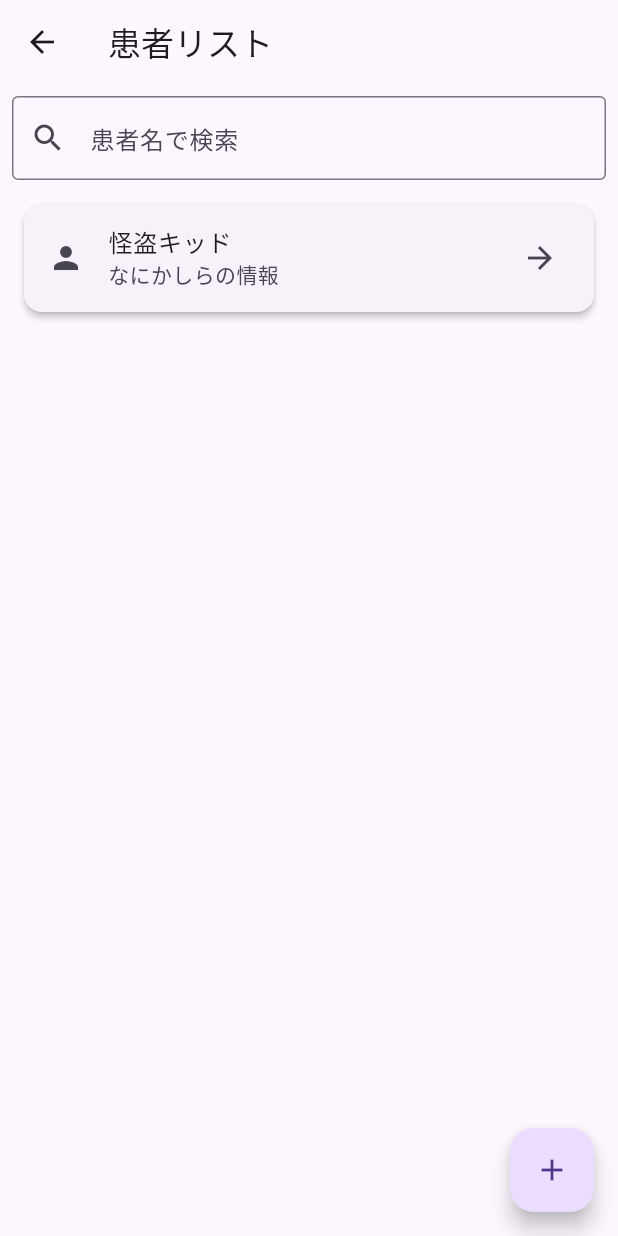
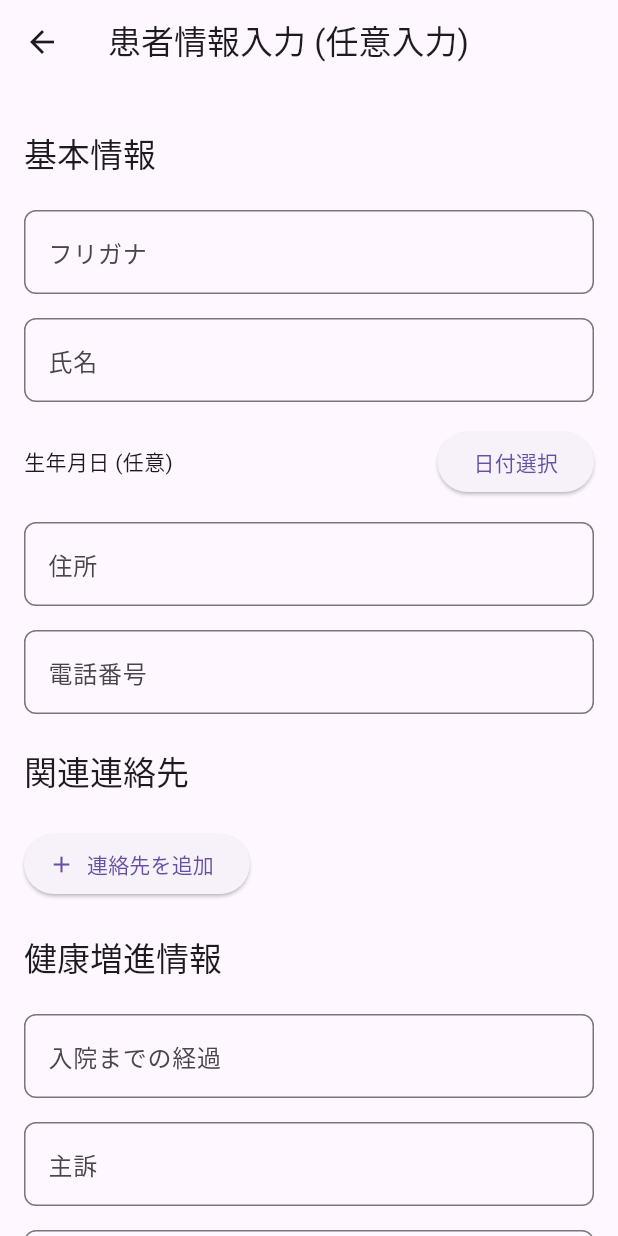
Before and after one commit to Yu-HaruWolf/medflow, a Flutter app: the PatientsListPage screen opened directly, after a tap on the "add" icon, on a phone screen of 412 x 824 dp. Run offline on Flutter 3.47's test engine with Material 3 defaults, Android fonts, the phone set to English and light mode, and no system bars; our stand-ins replace cloud_firestore, firebase_auth, firebase_core, firebase_vertexai; accounts and stored records are empty.

Commit message:
add patients add screen

```diff
--- a/lib/data/patient.dart
+++ b/lib/data/patient.dart
@@ -90,8 +90,8 @@ class HealthPromotion {
     this.isHealthManageMethodExist,
     this.healthManageMethod = "",
     this.isSubstanceExist,
-    this.alcoholPerDay = 0,
-    this.cigarettsPerDay = 0,
+    this.alcoholPerDay,
+    this.cigarettsPerDay,
     this.otherSubstance = "",
     this.otherSubstanceRelatedInfo = "",
   });
@@ -106,8 +106,8 @@ class HealthPromotion {
   String healthManageMethod; // 健康管理の方法
 
   bool? isSubstanceExist; // 嗜好品
-  int alcoholPerDay; // アルコール杯数(1日あたり)
-  int cigarettsPerDay; // タバコ本数(1日あたり)
+  int? alcoholPerDay; // アルコール杯数(1日あたり)
+  int? cigarettsPerDay; // タバコ本数(1日あたり)
   String otherSubstance; // 嗜好品 - その他
   String otherSubstanceRelatedInfo; // 嗜好品 - その他の関連情報
 
--- a/lib/data/patient_repository.dart
+++ b/lib/data/patient_repository.dart
@@ -5,9 +5,7 @@ import 'patient.dart';
 import 'soap.dart';
 
 class PatientRepository {
-  List<Patient> patientList = List<Patient>.empty(growable: true);
-  PatientRepository() {
-    addPatient(
+  static List<Patient> patientList = [
     Patient(
       personalInfo: PersonalInfo(
         furigana: 'さんぷる',
@@ -47,8 +45,8 @@ class PatientRepository {
         ),
       ],
     ),
-    );
-  }
+  ];
+  PatientRepository() {}
 
   Future<Patient?> getPatient(String id) async {
     print('getPatient called');
--- a/lib/ui/nursing_info_page.dart
+++ b/lib/ui/nursing_info_page.dart
@@ -81,7 +81,8 @@ class _NestedTabWidgetState extends State<NestedTabWidget>
   @override
   Widget build(BuildContext context) {
     PatientRepository repository = PatientRepository();
-    Patient patient = PatientRepository().patientList[0];
+    // Patient patient = PatientRepository().patientList[0];
+    Patient patient = Patient(); // TODO: PatientRepositoryに対応する
     List<Soap> soapList = patient.historyOfSoap;
 
     return Column(
--- a/lib/ui/nursing_plan_page.dart
+++ b/lib/ui/nursing_plan_page.dart
@@ -280,7 +280,8 @@ class _NestedTabWidgetState extends State<_NestedTabWidget>
   @override
   Widget build(BuildContext context) {
     PatientRepository repository = PatientRepository();
-    Patient patient = PatientRepository().patientList[0];
+    // Patient patient = await PatientRepository().getPatient(0);
+    Patient patient = Patient(); // PatientRepositoryに対応する
     return Column(
       children: [
         TabBar(
--- /dev/null
+++ b/lib/ui/patient_form.dart
@@ -0,0 +1,542 @@
+import 'package:flutter/material.dart';
+import 'package:solution_challenge_tcu_2025/data/patient.dart';
+import 'package:solution_challenge_tcu_2025/data/patient_repository.dart';
+
+class PatientFormScreen extends StatefulWidget {
+  const PatientFormScreen({super.key});
+
+  @override
+  State<PatientFormScreen> createState() => _PatientFormScreenState();
+}
+
+class _PatientFormScreenState extends State<PatientFormScreen> {
+  final _formKey = GlobalKey<FormState>();
+
+  // Patient Controllers
+  late TextEditingController _idController;
+
+  // PersonalInfo Controllers
+  late TextEditingController _furiganaController;
+  late TextEditingController _nameController;
+  DateTime? _birthday;
+  late TextEditingController _addressController;
+  late TextEditingController _telController;
+
+  // RelatedContacts
+  List<RelatedContact> _relatedContacts = [];
+  List<Map<String, TextEditingController>> _relatedContactControllers = [];
+
+  // HealthPromotion Controllers
+  late TextEditingController _preHospitalCourseController;
+  late TextEditingController _chiefComplaintController;
+  late TextEditingController _purposeController;
+  late TextEditingController _doctorOpinionController;
+  late TextEditingController _principalOpinionController;
+  late TextEditingController _familyOpinionController;
+  late TextEditingController _pastMedicalHistoryController;
+  bool? _isMedicinesExist;
+  late TextEditingController _medicinesController;
+  bool? _isHealthManageMethodExist;
+  late TextEditingController _healthManageMethodController;
+  bool? _isSubstanceExist;
+  late TextEditingController _alcoholPerDayController;
+  late TextEditingController _cigarettsPerDayController;
+  late TextEditingController _otherSubstanceController;
+  late TextEditingController _otherSubstanceRelatedInfoController;
+
+  // NursingPlan (簡易的な入力)
+  // late TextEditingController _nursingPlanContentController; // NursingPlan を使う場合は初期化
+
+  @override
+  void initState() {
+    super.initState();
+    _idController = TextEditingController(text: "");
+
+    _furiganaController = TextEditingController();
+    _nameController = TextEditingController();
+    _addressController = TextEditingController();
+    _telController = TextEditingController();
+
+    _preHospitalCourseController = TextEditingController();
+    _chiefComplaintController = TextEditingController();
+    _purposeController = TextEditingController();
+    _doctorOpinionController = TextEditingController();
+    _principalOpinionController = TextEditingController();
+    _familyOpinionController = TextEditingController();
+    _pastMedicalHistoryController = TextEditingController();
+    _medicinesController = TextEditingController();
+    _healthManageMethodController = TextEditingController();
+    _alcoholPerDayController = TextEditingController(); // 初期値 "0" を削除
+    _cigarettsPerDayController = TextEditingController(); // 初期値 "0" を削除
+    _otherSubstanceController = TextEditingController();
+    _otherSubstanceRelatedInfoController = TextEditingController();
+
+    // _nursingPlanContentController = TextEditingController(); // NursingPlan を使う場合は初期化
+  }
+
+  @override
+  void dispose() {
+    _idController.dispose();
+    _furiganaController.dispose();
+    _nameController.dispose();
+    _addressController.dispose();
+    _telController.dispose();
+    _preHospitalCourseController.dispose();
+    _chiefComplaintController.dispose();
+    _purposeController.dispose();
+    _doctorOpinionController.dispose();
+    _principalOpinionController.dispose();
+    _familyOpinionController.dispose();
+    _pastMedicalHistoryController.dispose();
+    _medicinesController.dispose();
+    _healthManageMethodController.dispose();
+    _alcoholPerDayController.dispose();
+    _cigarettsPerDayController.dispose();
+    _otherSubstanceController.dispose();
+    _otherSubstanceRelatedInfoController.dispose();
+    // _nursingPlanContentController.dispose(); // NursingPlan を使う場合は解放
+
+    for (var controllers in _relatedContactControllers) {
+      controllers.forEach((key, controller) => controller.dispose());
+    }
+    super.dispose();
+  }
+
+  Future<void> _pickDate(BuildContext context) async {
+    final DateTime? picked = await showDatePicker(
+      context: context,
+      initialDate: _birthday ?? DateTime(1980, 1, 1), // デフォルトの初期日付
+      firstDate: DateTime(1900),
+      lastDate: DateTime.now(),
+    );
+    if (picked != null && picked != _birthday) {
+      setState(() {
+        _birthday = picked;
+      });
+    }
+  }
+
+  void _addRelatedContact() {
+    setState(() {
+      // RelatedContactのコンストラクタが引数なし、または全てオプショナルであることを想定
+      _relatedContacts.add(RelatedContact());
+      _relatedContactControllers.add({
+        'name': TextEditingController(),
+        'relationship': TextEditingController(),
+        'tel': TextEditingController(),
+      });
+    });
+  }
+
+  void _removeRelatedContact(int index) {
+    setState(() {
+      _relatedContactControllers[index].forEach(
+        (key, controller) => controller.dispose(),
+      );
+      _relatedContactControllers.removeAt(index);
+      _relatedContacts.removeAt(index);
+    });
+  }
+
+  // ヘルパー関数: 文字列が空またはパース不可ならnull、そうでなければパースした整数を返す
+  int? _emptyOrInvalidAsNullInt(String text) {
+    if (text.trim().isEmpty) return null;
+    return int.tryParse(text.trim());
+  }
+
+  void _submitForm() async {
+    // async に変更してリポジトリ呼び出しを待つ
+    if (_formKey.currentState!.validate()) {
+      _formKey.currentState!.save();
+
+      final patient = Patient(
+        // id: _emptyAsNull(_idController.text) ?? "auto-generated-if-empty", // IDの扱いによる
+        id:
+            _idController.text.trim().isEmpty
+                ? "auto-generated-id-${DateTime.now().millisecondsSinceEpoch}"
+                : _idController.text.trim(),
+        personalInfo: PersonalInfo(
+          furigana: _furiganaController.text,
+          name: _nameController.text,
+          birthday: _birthday,
+          address: _addressController.text,
+          tel: _telController.text,
+        ),
+        relatedContacts: _relatedContacts,
+        healthPromotion: HealthPromotion(
+          preHospitalCourse: _preHospitalCourseController.text,
+          chiefComplaint: _chiefComplaintController.text,
+          purpose: _purposeController.text,
+          opinions: {
+            // opinions の各値も null になりうる
+            "doctor": _doctorOpinionController.text,
+            "principal": _principalOpinionController.text,
+            "family": _familyOpinionController.text,
+          },
+          pastMedicalHistory: _pastMedicalHistoryController.text,
+          isMedicinesExist: _isMedicinesExist,
+          medicines: _isMedicinesExist == true ? _medicinesController.text : '',
+          isHealthManageMethodExist: _isHealthManageMethodExist,
+          healthManageMethod:
+              _isHealthManageMethodExist == true
+                  ? _healthManageMethodController.text
+                  : '',
+          isSubstanceExist: _isSubstanceExist,
+          alcoholPerDay:
+              _isSubstanceExist == true
+                  ? _emptyOrInvalidAsNullInt(_alcoholPerDayController.text)
+                  : null,
+          cigarettsPerDay:
+              _isSubstanceExist == true
+                  ? _emptyOrInvalidAsNullInt(_cigarettsPerDayController.text)
+                  : null,
+          otherSubstance:
+              _isSubstanceExist == true ? _otherSubstanceController.text : '',
+          otherSubstanceRelatedInfo:
+              _isSubstanceExist == true
+                  ? _otherSubstanceRelatedInfoController.text
+                  : '',
+        ),
+      );
+
+      // PatientRepository を使ってデータを保存
+      final patientRepository = PatientRepository();
+      try {
+        await patientRepository.addPatient(patient); // await を追加
+
+        ScaffoldMessenger.of(
+          context,
+        ).showSnackBar(const SnackBar(content: Text('患者情報が作成（送信）されました')));
+      } catch (e) {
+        ScaffoldMessenger.of(
+          context,
+        ).showSnackBar(SnackBar(content: Text('エラーが発生しました: $e')));
+      }
+    }
+  }
+
+  Widget _buildSectionTitle(String title) {
+    return Padding(
+      padding: const EdgeInsets.symmetric(vertical: 16.0),
+      child: Text(title, style: Theme.of(context).textTheme.titleLarge),
+    );
+  }
+
+  Widget _buildTextFormField(
+    TextEditingController controller,
+    String label, {
+    TextInputType keyboardType = TextInputType.text,
+    // isOptional は不要になったため削除
+  }) {
+    return Padding(
+      padding: const EdgeInsets.symmetric(vertical: 8.0),
+      child: TextFormField(
+        controller: controller,
+        decoration: InputDecoration(
+          labelText: label,
+          border: OutlineInputBorder(borderRadius: BorderRadius.circular(8.0)),
+        ),
+        keyboardType: keyboardType,
+        validator: (value) {
+          // 空白を許可するため、必須チェックを削除
+          // 数値フィールドの場合のバリデーションは残しても良い
+          if (keyboardType == TextInputType.number &&
+              value != null &&
+              value.trim().isNotEmpty && // trim() を追加して空白のみの入力をチェック
+              int.tryParse(value.trim()) == null) {
+            return '有効な数値を入力してください';
+          }
+          return null; // 常にnullを返し、バリデーションエラーとしない
+        },
+      ),
+    );
+  }
+
+  Widget _buildNullableCheckbox(
+    String title,
+    bool? currentValue,
+    ValueChanged<bool?> onChanged,
+  ) {
+    return Padding(
+      padding: const EdgeInsets.symmetric(vertical: 8.0),
+      child: FormField<bool?>(
+        builder: (FormFieldState<bool?> field) {
+          return InputDecorator(
+            decoration: InputDecoration(
+              labelText: title,
+              border: OutlineInputBorder(
+                borderRadius: BorderRadius.circular(8.0),
+              ),
+              errorText: field.errorText,
+            ),
+            child: Row(
+              mainAxisAlignment: MainAxisAlignment.spaceAround,
+              children: <Widget>[
+                Text(
+                  'はい',
+                  style: TextStyle(
+                    color:
+                        currentValue == true
+                            ? Theme.of(context).primaryColor
+                            : null,
+                  ),
+                ),
+                Radio<bool?>(
+                  value: true,
+                  groupValue: currentValue,
+                  onChanged: onChanged,
+                ),
+                Text(
+                  'いいえ',
+                  style: TextStyle(
+                    color:
+                        currentValue == false
+                            ? Theme.of(context).primaryColor
+                            : null,
+                  ),
+                ),
+                Radio<bool?>(
+                  value: false,
+                  groupValue: currentValue,
+                  onChanged: onChanged,
+                ),
+                Text(
+                  '不明',
+                  style: TextStyle(
+                    color:
+                        currentValue == null
+                            ? Theme.of(context).primaryColor
+                            : null,
+                  ),
+                ),
+                Radio<bool?>(
+                  value: null,
+                  groupValue: currentValue,
+                  onChanged: onChanged,
+                ),
+              ],
+            ),
+          );
+        },
+        initialValue: currentValue,
+        onSaved: onChanged, // onChanged を直接 onSaved に渡す
+      ),
+    );
+  }
+
+  @override
+  Widget build(BuildContext context) {
+    return Scaffold(
+      appBar: AppBar(title: const Text('患者情報入力 (任意入力)')),
+      body: SingleChildScrollView(
+        padding: const EdgeInsets.all(16.0),
+        child: Form(
+          key: _formKey,
+          child: Column(
+            crossAxisAlignment: CrossAxisAlignment.start,
+            children: <Widget>[
+              _buildSectionTitle('基本情報'),
+              _buildTextFormField(_furiganaController, 'フリガナ'),
+              _buildTextFormField(_nameController, '氏名'),
+              Padding(
+                padding: const EdgeInsets.symmetric(vertical: 8.0),
+                child: Row(
+                  children: <Widget>[
+                    Expanded(
+                      child: Text(
+                        _birthday == null
+                            ? '生年月日 (任意)'
+                            : '生年月日: ${_birthday!.toLocal().toString().split(' ')[0]}',
+                      ),
+                    ),
+                    ElevatedButton(
+                      onPressed: () => _pickDate(context),
+                      child: const Text('日付選択'),
+                    ),
+                  ],
+                ),
+              ),
+              _buildTextFormField(_addressController, '住所'),
+              _buildTextFormField(
+                _telController,
+                '電話番号',
+                keyboardType: TextInputType.phone,
+              ),
+
+              _buildSectionTitle('関連連絡先'),
+              ListView.builder(
+                shrinkWrap: true,
+                physics: const NeverScrollableScrollPhysics(),
+                itemCount: _relatedContacts.length,
+                itemBuilder: (context, index) {
+                  return Card(
+                    margin: const EdgeInsets.symmetric(vertical: 8.0),
+                    child: Padding(
+                      padding: const EdgeInsets.all(12.0),
+                      child: Column(
+                        crossAxisAlignment: CrossAxisAlignment.start,
+                        children: [
+                          Text(
+                            '連絡先 ${index + 1}',
+                            style: Theme.of(context).textTheme.titleMedium,
+                          ),
+                          _buildTextFormField(
+                            _relatedContactControllers[index]['name']!,
+                            '氏名',
+                          ),
+                          _buildTextFormField(
+                            _relatedContactControllers[index]['relationship']!,
+                            '続柄',
+                          ),
+                          _buildTextFormField(
+                            _relatedContactControllers[index]['tel']!,
+                            '電話番号',
+                            keyboardType: TextInputType.phone,
+                          ),
+                          Align(
+                            alignment: Alignment.centerRight,
+                            child: TextButton.icon(
+                              icon: const Icon(Icons.delete, color: Colors.red),
+                              label: const Text(
+                                '削除',
+                                style: TextStyle(color: Colors.red),
+                              ),
+                              onPressed: () => _removeRelatedContact(index),
+                            ),
+                          ),
+                        ],
+                      ),
+                    ),
+                  );
+                },
+              ),
+              Padding(
+                padding: const EdgeInsets.symmetric(vertical: 8.0),
+                child: ElevatedButton.icon(
+                  icon: const Icon(Icons.add),
+                  label: const Text('連絡先を追加'),
+                  onPressed: _addRelatedContact,
+                ),
+              ),
+
+              _buildSectionTitle('健康増進情報'),
+              _buildTextFormField(
+                _preHospitalCourseController,
+                '入院までの経過',
+                keyboardType: TextInputType.multiline,
+              ),
+              _buildTextFormField(
+                _chiefComplaintController,
+                '主訴',
+                keyboardType: TextInputType.multiline,
+              ),
+              _buildTextFormField(
+                _purposeController,
+                '入院目的',
+                keyboardType: TextInputType.multiline,
+              ),
+              Padding(
+                padding: const EdgeInsets.symmetric(vertical: 8.0),
+                child: Text(
+                  '現在の病気について医師からの説明とそのとらえ方:',
+                  style: Theme.of(context).textTheme.titleSmall,
+                ),
+              ),
+              _buildTextFormField(
+                _doctorOpinionController,
+                '医師からの説明',
+                keyboardType: TextInputType.multiline,
+              ),
+              _buildTextFormField(
+                _principalOpinionController,
+                '本人のとらえ方',
+                keyboardType: TextInputType.multiline,
+              ),
+              _buildTextFormField(
+                _familyOpinionController,
+                '家族のとらえ方',
+                keyboardType: TextInputType.multiline,
+              ),
+              _buildTextFormField(
+                _pastMedicalHistoryController,
+                '既往歴',
+                keyboardType: TextInputType.multiline,
+              ),
+
+              _buildNullableCheckbox('入院までの使用薬剤の有無', _isMedicinesExist, (
+                value,
+              ) {
+                setState(() {
+                  _isMedicinesExist = value;
+                });
+              }),
+              if (_isMedicinesExist == true)
+                _buildTextFormField(
+                  _medicinesController,
+                  '使用薬剤',
+                  keyboardType: TextInputType.multiline,
+                ),
+
+              _buildNullableCheckbox('健康管理の方法の有無', _isHealthManageMethodExist, (
+                value,
+              ) {
+                setState(() {
+                  _isHealthManageMethodExist = value;
+                });
+              }),
+              if (_isHealthManageMethodExist == true)
+                _buildTextFormField(
+                  _healthManageMethodController,
+                  '健康管理の方法',
+                  keyboardType: TextInputType.multiline,
+                ),
+
+              _buildNullableCheckbox('嗜好品の有無', _isSubstanceExist, (value) {
+                setState(() {
+                  _isSubstanceExist = value;
+                });
+              }),
+              if (_isSubstanceExist == true) ...[
+                _buildTextFormField(
+                  _alcoholPerDayController,
+                  'アルコール摂取量 (杯/日)',
+                  keyboardType: TextInputType.number,
+                ),
+                _buildTextFormField(
+                  _cigarettsPerDayController,
+                  'タバコ本数 (本/日)',
+                  keyboardType: TextInputType.number,
+                ),
+                _buildTextFormField(_otherSubstanceController, 'その他嗜好品'),
+                _buildTextFormField(
+                  _otherSubstanceRelatedInfoController,
+                  'その他嗜好品関連情報',
+                ),
+              ],
+
+              // _buildSectionTitle('看護計画'), // NursingPlan を使う場合はコメント解除
+              // _buildTextFormField(_nursingPlanContentController, '看護計画の内容', keyboardType: TextInputType.multiline),
+              Padding(
+                padding: const EdgeInsets.symmetric(vertical: 24.0),
+                child: Center(
+                  child: ElevatedButton.icon(
+                    icon: const Icon(Icons.save),
+                    label: const Text('保存'),
+                    style: ElevatedButton.styleFrom(
+                      padding: const EdgeInsets.symmetric(
+                        horizontal: 32,
+                        vertical: 12,
+                      ),
+                      textStyle: Theme.of(context).textTheme.titleMedium,
+                    ),
+                    onPressed: _submitForm,
+                  ),
+                ),
+              ),
+            ],
+          ),
+        ),
+      ),
+    );
+  }
+}
--- a/lib/ui/patients_list_page.dart
+++ b/lib/ui/patients_list_page.dart
@@ -3,6 +3,7 @@ import 'package:provider/provider.dart';
 import 'package:solution_challenge_tcu_2025/app_state.dart';
 import 'package:solution_challenge_tcu_2025/data/patient.dart';
 import 'package:solution_challenge_tcu_2025/data/patient_repository.dart';
+import 'package:solution_challenge_tcu_2025/ui/patient_form.dart';
 import 'package:solution_challenge_tcu_2025/ui/personal_page.dart';
 
 class PatientsListPage extends StatefulWidget {
@@ -26,11 +27,12 @@ class _PatientsListPageState extends State<PatientsListPage> {
 
   void _loadPatients() async {
     final patients = await patientRepository.getAllPatients;
-    setState(() {
-      allPatients = patients;
-      filteredPatients = patients;
-      isLoading = false;
-    });
+    if (mounted)
+      setState(() {
+        allPatients = patients;
+        filteredPatients = patients;
+        isLoading = false;
+      });
   }
 
   void _filterPatients(String query) {
@@ -95,8 +97,11 @@ class _PatientsListPageState extends State<PatientsListPage> {
         ],
       ),
       floatingActionButton: FloatingActionButton(
-        onPressed: () {
-          // TODO: 新規患者追加画面遷移
+        onPressed: () async {
+          await Navigator.of(context).push(
+            MaterialPageRoute(builder: (_) => PatientFormScreen()),
+          ); // awaitでやるのが本当に正しい？(ユーザーエクスペリエンスに問題がある気がする)
+          _loadPatients();
         },
         child: const Icon(Icons.add),
       ),
```
Also changed, not shown: lib/app_state.dart (+10 -10 lines), lib/ui/top_page.dart (+5 -9 lines). Lines whose indentation alone changed are shown as unchanged.
